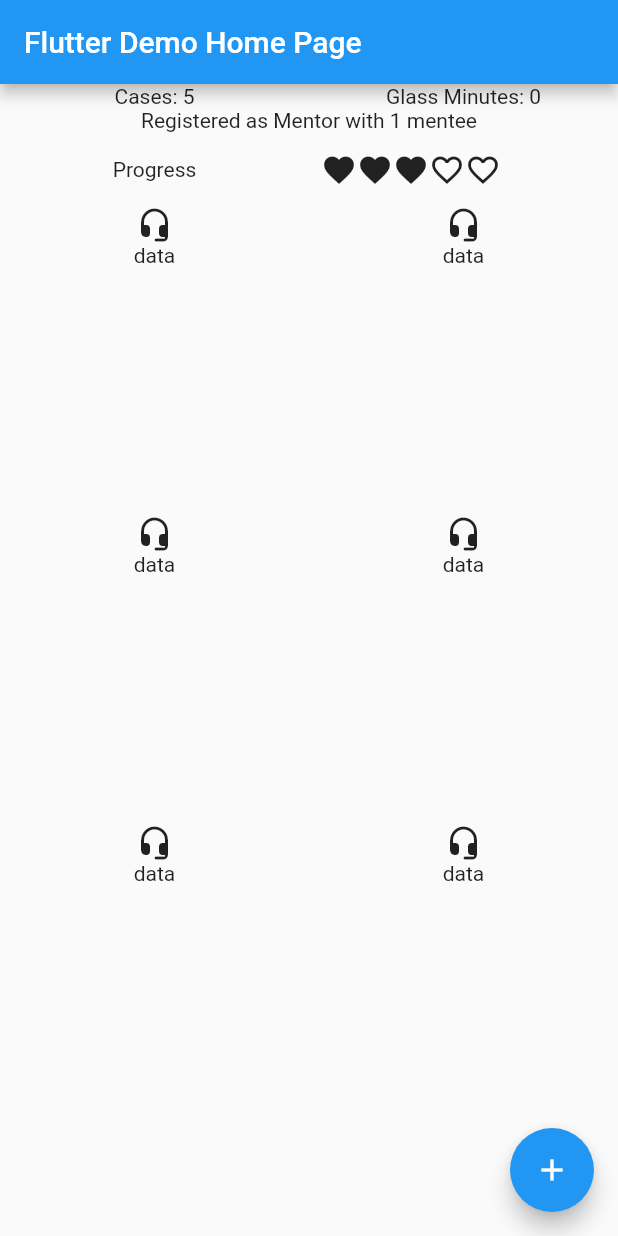
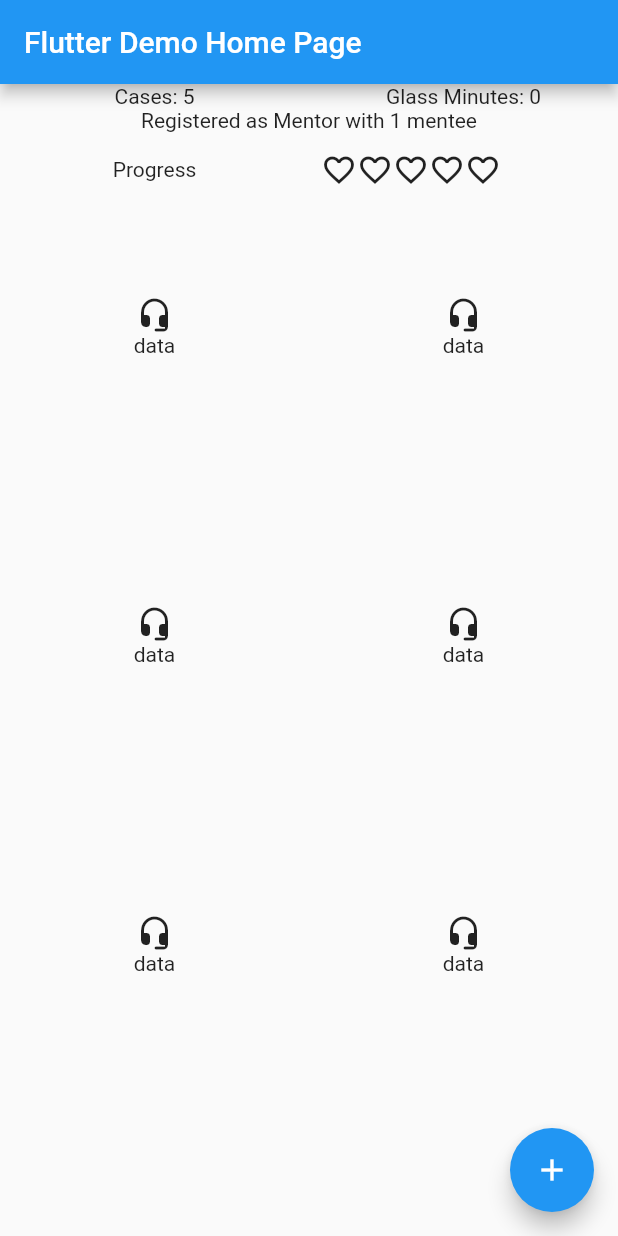
Before and after one commit to rhausman/pocket-doc, a Flutter app: the screen it shows after launch, on a phone screen of 412 x 824 dp. Run offline on Flutter 3.47's test engine with Material 2 defaults, Android fonts, the phone set to English and light mode, and no system bars.

Commit message:
Responsive Progress bar, added some padding

```diff
--- a/lib/main.dart
+++ b/lib/main.dart
@@ -90,7 +90,7 @@ class _MyHomePageState extends State<MyHomePage> {
                         padding: const EdgeInsets.all(8),
                         children: List.generate(
                             5,
-                            (int index) => Icon(index < 3
+                            (int index) => Icon(index < _counter
                                 ? Icons.favorite
                                 : Icons.favorite_border),
                             growable: true))))
@@ -129,9 +129,12 @@ class _MyHomePageState extends State<MyHomePage> {
           // in the middle of the parent.
           //OptionMenu()
           child: Column(
-              mainAxisAlignment: MainAxisAlignment.end,
+              mainAxisAlignment: MainAxisAlignment.spaceBetween,
               children: <Widget>[
             DashboardStats(),
+            Padding(
+              padding: const EdgeInsets.all(30.0),
+            ),
             Flexible(child: OptionMenu())
           ])),
 
```
